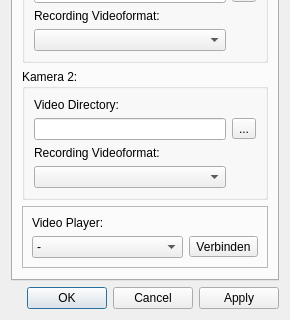
Qt form resource/settingdialog.ui (christopherK192/RecordWindow) before a commit; both pictures show x 0 to 290 and y 160 to 480 of the 290 by 480 pixel window.
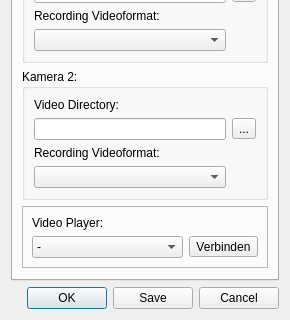
The same form after that commit. The open tabs and pages were chosen to show the change. Icons and pictures are not drawn.

Commit message: setting dialog update

The edit to the form file:
```diff
--- a/resource/settingdialog.ui
+++ b/resource/settingdialog.ui
@@ -6,8 +6,8 @@
    <rect>
     <x>0</x>
     <y>0</y>
-    <width>475</width>
-    <height>552</height>
+    <width>500</width>
+    <height>500</height>
    </rect>
   </property>
   <property name="sizePolicy">
@@ -367,7 +367,7 @@
    <item>
     <widget class="QDialogButtonBox" name="buttonBox">
      <property name="standardButtons">
-      <set>QDialogButtonBox::Apply|QDialogButtonBox::Cancel|QDialogButtonBox::Ok</set>
+      <set>QDialogButtonBox::Cancel|QDialogButtonBox::Ok|QDialogButtonBox::Save</set>
      </property>
     </widget>
    </item>
```
Left out of the diff: 22 changed lines with no effect on the pictures. The commit also changes 3 other files.
